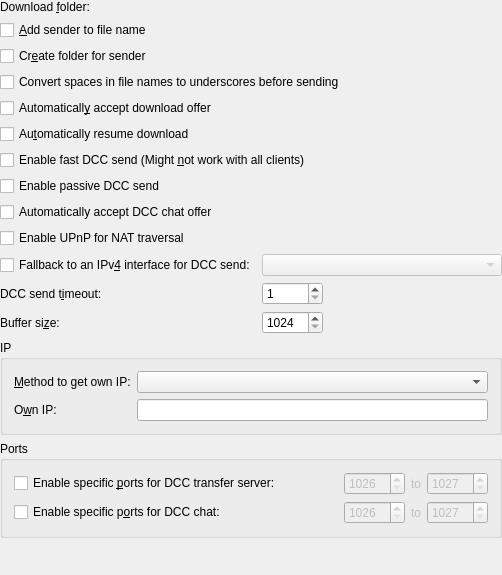
This is src/config/dcc_configui.ui in KDE/konversation as Qt 5 draws it before an edit. The edited form follows.
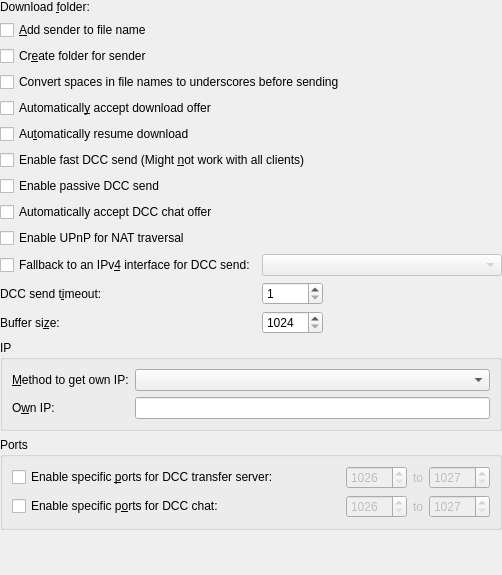
This is the edited form. Custom widgets are drawn as their Qt base class.

Commit message: Remove outdated <layoutdefault> from UI files

What changed in the file:
```diff
--- a/src/config/dcc_configui.ui
+++ b/src/config/dcc_configui.ui
@@ -409,7 +409,6 @@
    </item>
   </layout>
  </widget>
- <layoutdefault spacing="6" margin="11"/>
  <customwidgets>
   <customwidget>
    <class>KComboBox</class>
```
The commit also changes 19 other files.
